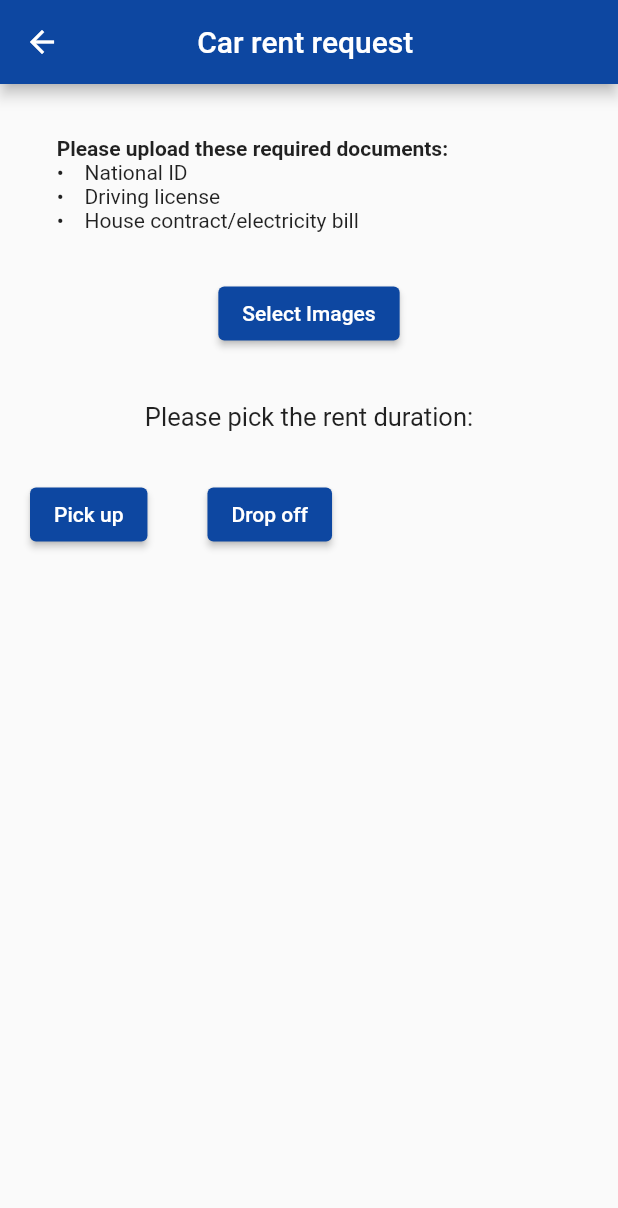
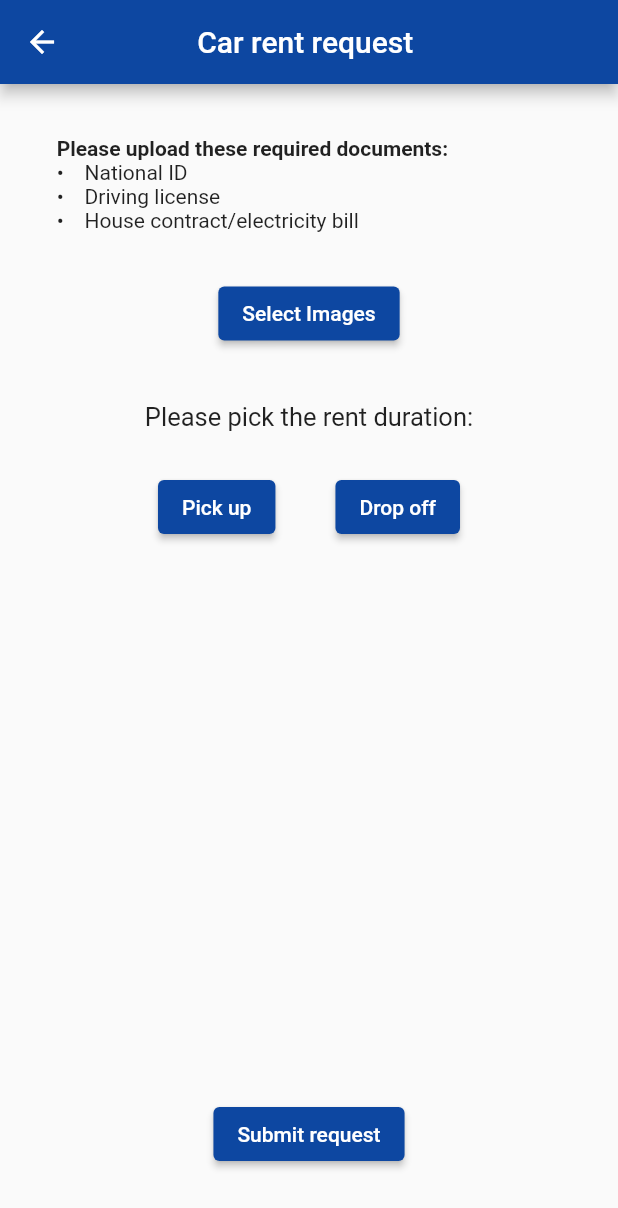
Before and after one commit to Abdallah7x/Udrive-car-rental-app, a Flutter app: the rentrequest screen opened directly, on a phone screen of 412 x 824 dp. Shown: the top 1208 px of the screen. Run offline on Flutter 3.47's test engine with Material 2 defaults, Android fonts, the phone set to English and light mode, and no system bars; our stand-ins replace firebase_auth, firebase_core, flutter_slidable, image_picker; accounts and stored records are empty.

Commit message:
Update request.dart

```diff
--- a/lib/pages/request.dart
+++ b/lib/pages/request.dart
@@ -86,10 +86,11 @@ class _rentrequest extends State<rentrequest> {
                     "Please pick the rent duration:",
                     style: TextStyle(fontSize: 17),
                   ),
-                  SizedBox(height: 15),
+                  SizedBox(height: 10),
                 ],
               ),
               Row(
+                mainAxisAlignment: MainAxisAlignment.center,
                 children: [
                   Padding(
                     padding: const EdgeInsets.only(right: 20, left: 20),
@@ -151,6 +152,22 @@ class _rentrequest extends State<rentrequest> {
                   ),
                 ],
               ),
+              SizedBox(
+                height: 370,
+              ),
+              ElevatedButton(
+                style: ButtonStyle(
+                  backgroundColor:
+                      MaterialStateProperty.all(Colors.blue.shade900),
+                ),
+                child: Text('Submit request'),
+                onPressed: () {
+                  Navigator.push(
+                    context,
+                    MaterialPageRoute(builder: (context) => MyLogin()),
+                  );
+                },
+              )
             ],
           ),
         ));
```
